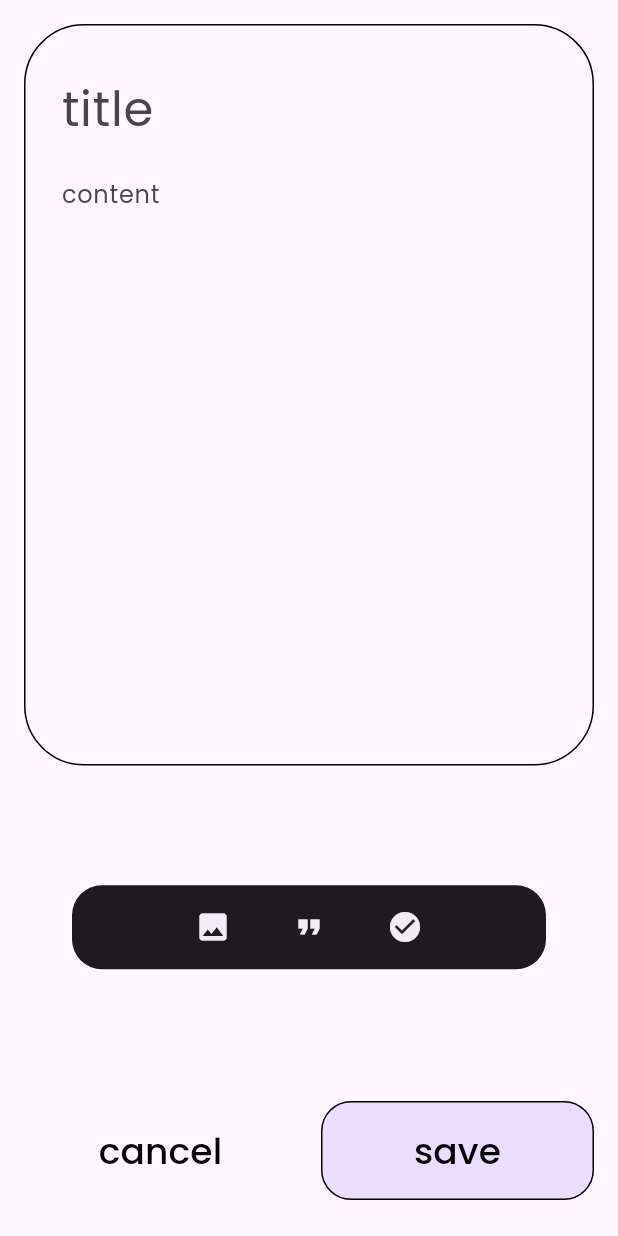
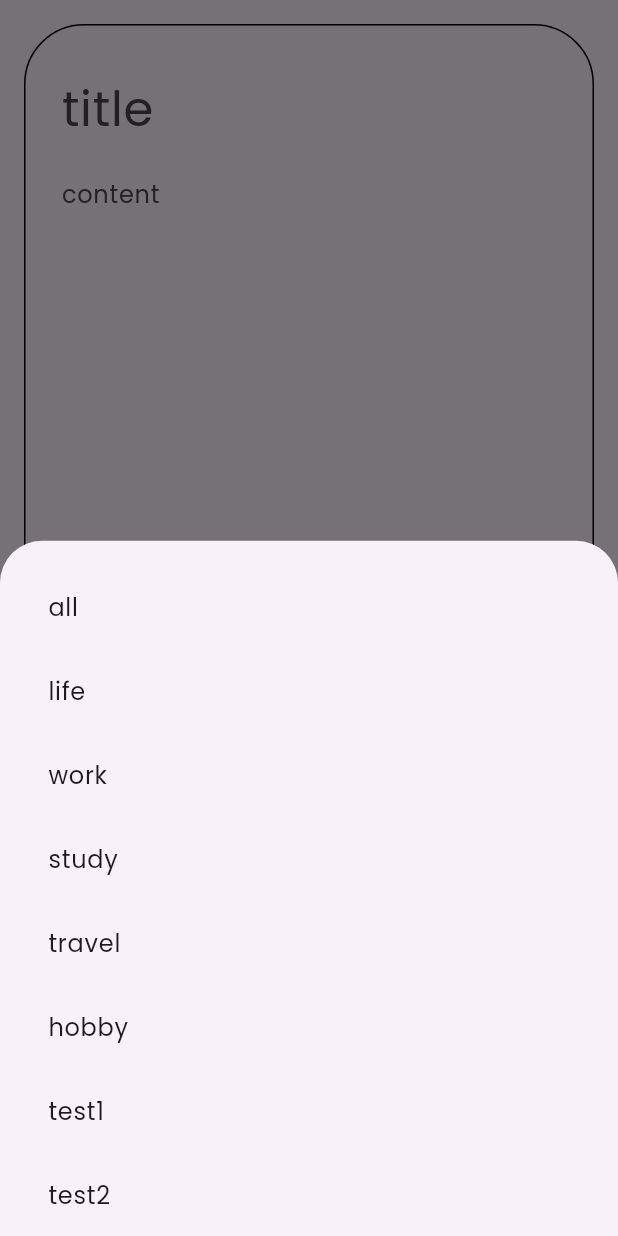
Before and after one commit to y0S6m1sP/Diary, a Flutter app: the AddDiaryScreen screen opened directly, after a tap on the "format quote" icon, on a phone screen of 412 x 824 dp. Run offline on Flutter 3.47's test engine with Material 3 defaults, Android fonts, the phone set to English and light mode, and no system bars; our stand-ins replace bloc, cloud_firestore, equatable, firebase_auth, firebase_core, firebase_storage and 3 more; accounts and stored records are empty.

Commit message:
feat: add tag column in diary

```diff
--- a/lib/data/model/diary.dart
+++ b/lib/data/model/diary.dart
@@ -10,6 +10,7 @@ class Diary extends Equatable {
     required this.title,
     required this.content,
     this.image,
+    this.tag,
     required this.createdAt,
   });
 
@@ -17,6 +18,7 @@ class Diary extends Equatable {
   final String title;
   final String content;
   final String? image;
+  final String? tag;
   final DateTime createdAt;
 
   String get formattedTime => formatter.format(createdAt);
@@ -24,5 +26,5 @@ class Diary extends Equatable {
   String get groupName => GroupFormatter.format(createdAt);
 
   @override
-  List<Object?> get props => [id, title, content, image, createdAt];
+  List<Object?> get props => [id, title, content, image, tag, createdAt];
 }
--- a/lib/data/repository/default_diary_repository.dart
+++ b/lib/data/repository/default_diary_repository.dart
@@ -18,6 +18,7 @@ class DefaultDiaryRepository extends DiaryRepository {
   Future<void> addDiary({
     required String title,
     required String content,
+    String? tag,
     File? image,
   }) async {
     final user = _auth.currentUser;
@@ -35,6 +36,7 @@ class DefaultDiaryRepository extends DiaryRepository {
         'title': title,
         'content': content,
         'image': imageUrl,
+        'tag': tag,
         'createdAt': FieldValue.serverTimestamp(),
       },
     );
@@ -56,6 +58,7 @@ class DefaultDiaryRepository extends DiaryRepository {
                 title: data['title'],
                 content: data['content'],
                 image: data['image'],
+                tag: data['tag'],
                 createdAt: (data['createdAt'] as Timestamp).toDate(),
               );
             },
--- a/lib/domain/repository/diary_repository.dart
+++ b/lib/domain/repository/diary_repository.dart
@@ -6,6 +6,7 @@ abstract class DiaryRepository {
   Future<void> addDiary({
     required String title,
     required String content,
+    String? tag,
     File? image,
   });
 
--- a/lib/features/diary/add_diary/add_diary_bloc.dart
+++ b/lib/features/diary/add_diary/add_diary_bloc.dart
@@ -14,6 +14,7 @@ class AddDiaryBloc extends Bloc<AddDiaryEvent, AddDiaryState> {
     on<PickImageRequested>(_onPickImageRequested);
     on<DiaryTitleChanged>(_onDiaryTitleChanged);
     on<DiaryContentChanged>(_onDiaryContentChanged);
+    on<DiaryTagChanged>(_onDiaryTagChanged);
     on<DiarySubmitted>(_onDiarySubmitted);
   }
 
@@ -31,6 +32,13 @@ class AddDiaryBloc extends Bloc<AddDiaryEvent, AddDiaryState> {
     Emitter<AddDiaryState> emit,
   ) {
     emit(state.copyWith(content: event.content));
+  }
+
+  void _onDiaryTagChanged(
+    DiaryTagChanged event,
+    Emitter<AddDiaryState> emit,
+  ) {
+    emit(state.copyWith(tag: event.tag));
   }
 
   Future<void> _onPickImageRequested(
@@ -60,6 +68,7 @@ class AddDiaryBloc extends Bloc<AddDiaryEvent, AddDiaryState> {
       await _diaryRepository.addDiary(
         title: state.title,
         content: state.content,
+        tag: state.tag,
         image: state.image,
       );
       emit(state.copyWith(status: ApiStatus.success));
--- a/lib/features/diary/add_diary/add_diary_event.dart
+++ b/lib/features/diary/add_diary/add_diary_event.dart
@@ -18,6 +18,12 @@ class DiaryContentChanged extends AddDiaryEvent {
   final String content;
 }
 
+class DiaryTagChanged extends AddDiaryEvent {
+  const DiaryTagChanged(this.tag);
+
+  final String tag;
+}
+
 class DiarySubmitted extends AddDiaryEvent {
   const DiarySubmitted();
 }
--- a/lib/features/diary/add_diary/add_diary_screen.dart
+++ b/lib/features/diary/add_diary/add_diary_screen.dart
@@ -6,6 +6,7 @@ import 'package:diary/domain/repository/diary_repository.dart';
 import 'package:diary/features/diary/add_diary/add_diary_bloc.dart';
 import 'package:diary/features/diary/add_diary/add_diary_event.dart';
 import 'package:diary/features/diary/add_diary/add_diary_state.dart';
+import 'package:diary/features/diary/overview/overview_screen.dart';
 import 'package:flutter/material.dart';
 import 'package:flutter_bloc/flutter_bloc.dart';
 
@@ -35,7 +36,7 @@ class _AddDiaryContent extends StatelessWidget {
   Widget build(BuildContext context) {
     return BlocListener<AddDiaryBloc, AddDiaryState>(
       listener: (context, state) {
-        if(state.status == ApiStatus.success) {
+        if (state.status == ApiStatus.success) {
           Navigator.of(context).pop();
         }
       },
@@ -74,7 +75,32 @@ class _DiaryInput extends StatelessWidget {
                 child: Column(
                   mainAxisSize: MainAxisSize.min,
                   children: [
-                    _TitleInput(),
+                    Row(
+                      children: [
+                        BlocBuilder<AddDiaryBloc, AddDiaryState>(
+                          builder: (context, state) {
+                            if (state.tag != null) {
+                              return Row(
+                                children: [
+                                  Chip(
+                                    backgroundColor: Theme.of(context)
+                                        .colorScheme
+                                        .tertiaryContainer,
+                                    label: Text('#${state.tag}'),
+                                    shape: RoundedRectangleBorder(
+                                      borderRadius: BorderRadius.circular(12),
+                                    ),
+                                  ),
+                                  const SizedBox(width: 16),
+                                ],
+                              );
+                            }
+                            return const SizedBox.shrink();
+                          },
+                        ),
+                        Expanded(child: _TitleInput()),
+                      ],
+                    ),
                     _ContentInput(),
                     const SizedBox(height: 16),
                     BlocBuilder<AddDiaryBloc, AddDiaryState>(
@@ -129,6 +155,34 @@ class _ContentInput extends StatelessWidget {
 class _AdditionalButton extends StatelessWidget {
   @override
   Widget build(BuildContext context) {
+    Future<void> showTagPicker() async {
+      final selectedTag = await showModalBottomSheet(
+        context: context,
+        builder: (context) {
+          return Padding(
+            padding: const EdgeInsets.all(16.0),
+            child: ListView.builder(
+              itemCount: dummyTags.length,
+              itemBuilder: (context, index) {
+                return ListTile(
+                  title: Text(dummyTags[index]),
+                  onTap: () {
+                    Navigator.of(context).pop(dummyTags[index]);
+                  },
+                );
+              },
+            ),
+          );
+        },
+      );
+
+      if (selectedTag != null) {
+        if (context.mounted) {
+          context.read<AddDiaryBloc>().add(DiaryTagChanged(selectedTag));
+        }
+      }
+    }
+
     return Padding(
       padding: const EdgeInsets.symmetric(horizontal: 32),
       child: Container(
@@ -149,7 +203,9 @@ class _AdditionalButton extends StatelessWidget {
             ),
             const SizedBox(width: 16),
             IconButton(
-              onPressed: () {},
+              onPressed: () {
+                showTagPicker();
+              },
               icon: Icon(Icons.format_quote,
                   color: Theme.of(context).colorScheme.surfaceContainer),
             ),
--- a/lib/features/diary/add_diary/add_diary_state.dart
+++ b/lib/features/diary/add_diary/add_diary_state.dart
@@ -8,27 +8,31 @@ final class AddDiaryState extends Equatable {
     this.title = '',
     this.content = '',
     this.image,
+    this.tag,
     this.status = ApiStatus.initial,
   });
 
   final String title;
   final String content;
   final File? image;
+  final String? tag;
   final ApiStatus status;
 
   @override
-  List<Object?> get props => [title, content, image, status];
+  List<Object?> get props => [title, content, image, tag, status];
 
   AddDiaryState copyWith({
     String? title,
     String? content,
     File? image,
+    String? tag,
     ApiStatus? status,
   }) {
     return AddDiaryState(
       title: title ?? this.title,
       content: content ?? this.content,
       image: image ?? this.image,
+      tag: tag ?? this.tag,
       status: status ?? this.status,
     );
   }
--- a/lib/features/diary/overview/overview_screen.dart
+++ b/lib/features/diary/overview/overview_screen.dart
@@ -133,7 +133,7 @@ class _DiaryListState extends State<_DiaryList> {
   }
 }
 
-final dummyTag = [
+final dummyTags = [
   'all',
   'life',
   'work',
@@ -162,7 +162,7 @@ class _DiaryTagListState extends State<_DiaryTagList> {
           scrollDirection: Axis.horizontal,
           child: Row(
             children: [
-              for (var tag in dummyTag)
+              for (var tag in dummyTags)
                 Padding(
                   padding: const EdgeInsets.only(right: 16),
                   child: InkWell(
```
